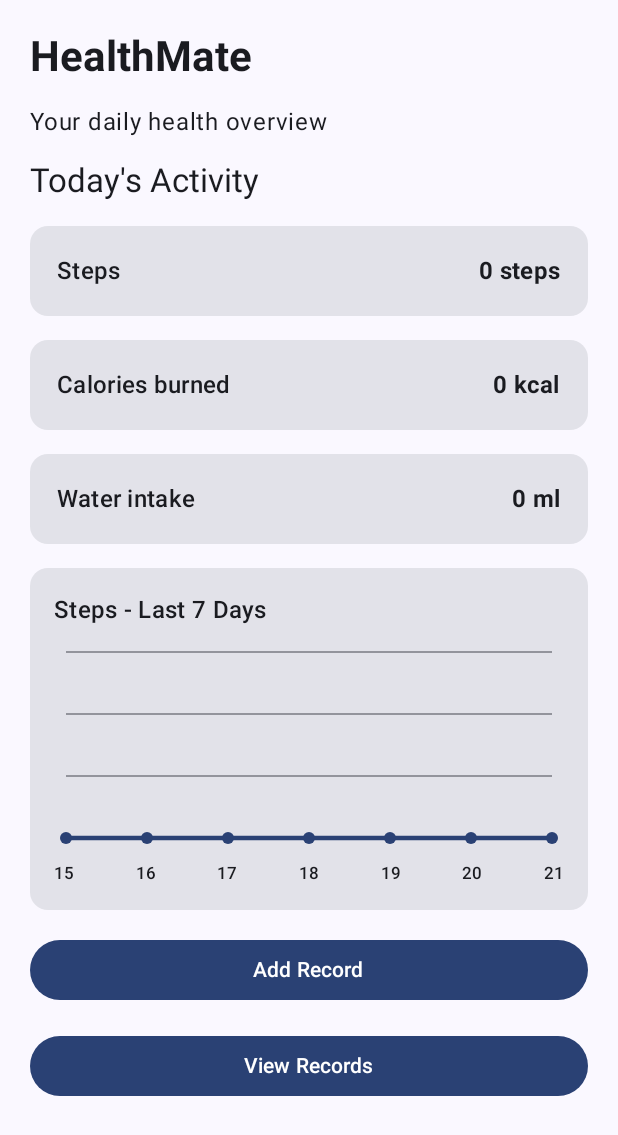
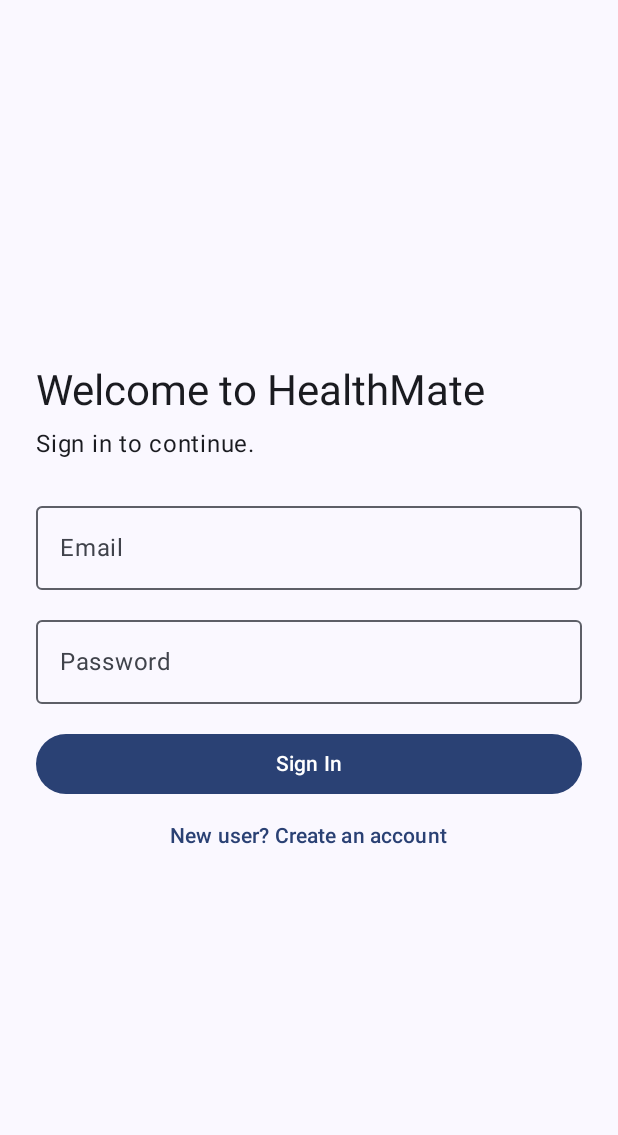
Before and after one commit to chanulaimanjith10-debug/HealthMateApp, an Android app built with Jetpack Compose: the screen it shows after launch (MainActivity), on a phone screen of 412 x 824 dp. Shown: the top 1135 px of the screen. Run offline under Robolectric (Android 15) with nearby library versions, the phone set to English and light mode, and no system bars; our stand-ins replace Firebase (no records; nobody signed in at launch, a user with empty details on screens opened directly).

Commit message:
Add Firebase email and password login

```diff
--- /dev/null
+++ b/app/src/main/java/com/example/healthmateapp/LoginScreen.kt
@@ -0,0 +1,211 @@
+package com.example.healthmateapp
+
+import androidx.compose.foundation.layout.Arrangement
+import androidx.compose.foundation.layout.Column
+import androidx.compose.foundation.layout.Spacer
+import androidx.compose.foundation.layout.fillMaxSize
+import androidx.compose.foundation.layout.fillMaxWidth
+import androidx.compose.foundation.layout.height
+import androidx.compose.foundation.layout.padding
+import androidx.compose.foundation.text.KeyboardOptions
+import androidx.compose.material3.Button
+import androidx.compose.material3.CircularProgressIndicator
+import androidx.compose.material3.MaterialTheme
+import androidx.compose.material3.OutlinedTextField
+import androidx.compose.material3.Text
+import androidx.compose.material3.TextButton
+import androidx.compose.runtime.Composable
+import androidx.compose.runtime.getValue
+import androidx.compose.runtime.mutableStateOf
+import androidx.compose.runtime.remember
+import androidx.compose.runtime.setValue
+import androidx.compose.ui.Modifier
+import androidx.compose.ui.text.input.KeyboardType
+import androidx.compose.ui.text.input.PasswordVisualTransformation
+import androidx.compose.ui.unit.dp
+import com.google.firebase.auth.FirebaseAuth
+
+@Composable
+fun LoginScreen(
+    modifier: Modifier = Modifier,
+    onLoginSuccess: () -> Unit
+) {
+    val auth = remember {
+        FirebaseAuth.getInstance()
+    }
+
+    var email by remember {
+        mutableStateOf("")
+    }
+
+    var password by remember {
+        mutableStateOf("")
+    }
+
+    var isSignUp by remember {
+        mutableStateOf(false)
+    }
+
+    var message by remember {
+        mutableStateOf("")
+    }
+
+    var isLoading by remember {
+        mutableStateOf(false)
+    }
+
+    Column(
+        modifier = modifier
+            .fillMaxSize()
+            .padding(24.dp),
+        verticalArrangement = Arrangement.Center
+    ) {
+        Text(
+            text = if (isSignUp) {
+                "Create account"
+            } else {
+                "Welcome to HealthMate"
+            },
+            style = MaterialTheme.typography.headlineMedium
+        )
+
+        Spacer(modifier = Modifier.height(8.dp))
+
+        Text(
+            text = if (isSignUp) {
+                "Sign up with your email and password."
+            } else {
+                "Sign in to continue."
+            },
+            style = MaterialTheme.typography.bodyLarge
+        )
+
+        Spacer(modifier = Modifier.height(24.dp))
+
+        OutlinedTextField(
+            value = email,
+            onValueChange = {
+                email = it
+                message = ""
+            },
+            label = {
+                Text("Email")
+            },
+            keyboardOptions = KeyboardOptions(
+                keyboardType = KeyboardType.Email
+            ),
+            singleLine = true,
+            enabled = !isLoading,
+            modifier = Modifier.fillMaxWidth()
+        )
+
+        Spacer(modifier = Modifier.height(12.dp))
+
+        OutlinedTextField(
+            value = password,
+            onValueChange = {
+                password = it
+                message = ""
+            },
+            label = {
+                Text("Password")
+            },
+            visualTransformation = PasswordVisualTransformation(),
+            keyboardOptions = KeyboardOptions(
+                keyboardType = KeyboardType.Password
+            ),
+            singleLine = true,
+            enabled = !isLoading,
+            modifier = Modifier.fillMaxWidth()
+        )
+
+        Spacer(modifier = Modifier.height(16.dp))
+
+        Button(
+            onClick = {
+                when {
+                    email.isBlank() || password.isBlank() -> {
+                        message = "Enter your email and password."
+                    }
+
+                    !email.contains("@") -> {
+                        message = "Enter a valid email address."
+                    }
+
+                    isSignUp && password.length < 6 -> {
+                        message = "Password must have at least 6 characters."
+                    }
+
+                    else -> {
+                        isLoading = true
+                        message = ""
+
+                        val task = if (isSignUp) {
+                            auth.createUserWithEmailAndPassword(
+                                email.trim(),
+                                password
+                            )
+                        } else {
+                            auth.signInWithEmailAndPassword(
+                                email.trim(),
+                                password
+                            )
+                        }
+
+                        task.addOnCompleteListener { result ->
+                            isLoading = false
+
+                            if (result.isSuccessful) {
+                                onLoginSuccess()
+                            } else {
+                                message = result.exception
+                                    ?.localizedMessage
+                                    ?: "Sign in failed. Check your details."
+                            }
+                        }
+                    }
+                }
+            },
+            enabled = !isLoading,
+            modifier = Modifier.fillMaxWidth()
+        ) {
+            if (isLoading) {
+                CircularProgressIndicator()
+            } else {
+                Text(
+                    text = if (isSignUp) {
+                        "Sign Up"
+                    } else {
+                        "Sign In"
+                    }
+                )
+            }
+        }
+
+        if (message.isNotEmpty()) {
+            Spacer(modifier = Modifier.height(12.dp))
+
+            Text(
+                text = message,
+                color = MaterialTheme.colorScheme.error
+            )
+        }
+
+        TextButton(
+            onClick = {
+                isSignUp = !isSignUp
+                message = ""
+            },
+            enabled = !isLoading,
+            modifier = Modifier.fillMaxWidth()
+        ) {
+            Text(
+                text = if (isSignUp) {
+                    "Already have an account? Sign in"
+                } else {
+                    "New user? Create an account"
+                }
+            )
+        }
+    }
+}
--- a/app/src/main/java/com/example/healthmateapp/MainActivity.kt
+++ b/app/src/main/java/com/example/healthmateapp/MainActivity.kt
@@ -35,6 +35,7 @@ import androidx.compose.ui.unit.dp
 import com.example.healthmateapp.data.HealthDatabase
 import com.example.healthmateapp.data.HealthRecord
 import com.example.healthmateapp.ui.theme.HealthMateAppTheme
+import com.google.firebase.auth.FirebaseAuth
 import java.text.SimpleDateFormat
 import java.util.Calendar
 import java.util.Date
@@ -63,6 +64,37 @@ class MainActivity : ComponentActivity() {
 @Composable
 fun HealthMateApp(
     modifier: Modifier = Modifier
+) {
+    val auth = remember {
+        FirebaseAuth.getInstance()
+    }
+
+    var isLoggedIn by remember {
+        mutableStateOf(auth.currentUser != null)
+    }
+
+    if (isLoggedIn) {
+        HealthMateContent(
+            modifier = modifier,
+            onLogout = {
+                auth.signOut()
+                isLoggedIn = false
+            }
+        )
+    } else {
+        LoginScreen(
+            modifier = modifier,
+            onLoginSuccess = {
+                isLoggedIn = true
+            }
+        )
+    }
+}
+
+@Composable
+fun HealthMateContent(
+    modifier: Modifier = Modifier,
+    onLogout: () -> Unit
 ) {
     var screen by remember {
         mutableStateOf("home")
@@ -166,7 +198,8 @@ fun HealthMateApp(
                 onViewRecords = {
                     records = database.getAllRecords()
                     screen = "records"
-                }
+                },
+                onLogout = onLogout
             )
         }
     }
@@ -180,7 +213,8 @@ fun DashboardScreen(
     water: Int,
     recentRecords: List<HealthRecord>,
     onAddRecord: () -> Unit,
-    onViewRecords: () -> Unit
+    onViewRecords: () -> Unit,
+    onLogout: () -> Unit
 ) {
     Column(
         modifier = modifier
@@ -237,6 +271,13 @@ fun DashboardScreen(
             modifier = Modifier.fillMaxWidth()
         ) {
             Text("View Records")
+        }
+
+        Button(
+            onClick = onLogout,
+            modifier = Modifier.fillMaxWidth()
+        ) {
+            Text("Log Out")
         }
     }
 }
@@ -402,7 +443,8 @@ fun DashboardPreview() {
             water = 0,
             recentRecords = emptyList(),
             onAddRecord = {},
-            onViewRecords = {}
+            onViewRecords = {},
+            onLogout = {}
         )
     }
 }
--- a/build.gradle.kts
+++ b/build.gradle.kts
@@ -1,5 +1,5 @@
-// Top-level build file where you can add configuration options common to all sub-projects/modules.
 plugins {
     alias(libs.plugins.android.application) apply false
     alias(libs.plugins.kotlin.compose) apply false
+    alias(libs.plugins.google.services) apply false
 }
--- a/gradle/libs.versions.toml
+++ b/gradle/libs.versions.toml
@@ -8,6 +8,8 @@ lifecycleRuntimeKtx = "2.11.0"
 activityCompose = "1.13.0"
 kotlin = "2.2.10"
 composeBom = "2026.02.01"
+googleServices = "4.6.0"
+firebaseBom = "34.19.0"
 
 [libraries]
 androidx-core-ktx = { group = "androidx.core", name = "core-ktx", version.ref = "coreKtx" }
@@ -24,7 +26,10 @@ androidx-compose-ui-tooling-preview = { group = "androidx.compose.ui", name = "u
 androidx-compose-ui-test-manifest = { group = "androidx.compose.ui", name = "ui-test-manifest" }
 androidx-compose-ui-test-junit4 = { group = "androidx.compose.ui", name = "ui-test-junit4" }
 androidx-compose-material3 = { group = "androidx.compose.material3", name = "material3" }
+firebase-bom = { group = "com.google.firebase", name = "firebase-bom", version.ref = "firebaseBom" }
+firebase-auth = { group = "com.google.firebase", name = "firebase-auth" }
 
 [plugins]
 android-application = { id = "com.android.application", version.ref = "agp" }
 kotlin-compose = { id = "org.jetbrains.kotlin.plugin.compose", version.ref = "kotlin" }
+google-services = { id = "com.google.gms.google-services", version.ref = "googleServices" }
```
Also changed, not shown: app/build.gradle.kts (+17 -2 lines).
